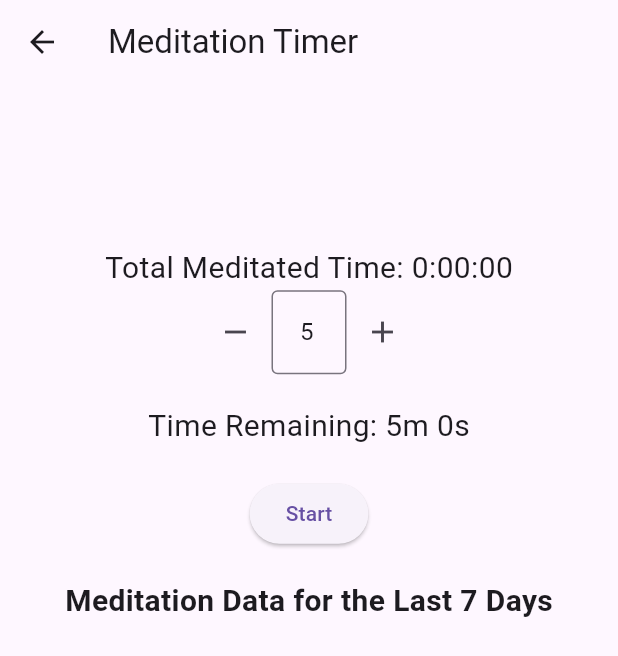
After one commit to DamjanVincic/gdsc-solution-challenge, a Flutter app: the screen it shows after launch, after a tap on "MEDITATION", on a phone screen of 412 x 824 dp. The commit adds this screen. Shown: the top 656 px of the screen. Run offline on Flutter 3.47's test engine with Material 3 defaults, Android fonts, the phone set to English and light mode, and no system bars; drawn by our look-alikes of fl_chart; our stand-ins replace flutter_local_notifications, google_maps_flutter, location, permission_handler, share, shared_preferences and 1 more; missing offline and left inert: flutter_config; network calls fail.

Commit message:
Fixed meditation screen

```diff
--- a/lib/main.dart
+++ b/lib/main.dart
@@ -6,6 +6,7 @@ import 'package:devfest_hackathon_2023/src/views/settings_screen.dart';
 import 'package:flutter_config/flutter_config.dart';
 import 'dart:async';
 import 'package:devfest_hackathon_2023/src/services/quote_service.dart';
+import 'package:shared_preferences/shared_preferences.dart';
 
 import 'src/services/notification_service.dart';
 
@@ -20,6 +21,8 @@ final MapMarkerService mapMarkerService = MapMarkerService();
 final NotificationService notificationService = NotificationService(quoteService: quoteService);
 
 Future<void> main() async {
+  // SharedPreferences prefs = await SharedPreferences.getInstance();
+  // await prefs.clear();
   WidgetsFlutterBinding.ensureInitialized();
   //await FlutterConfig.loadEnvVariables();
   await notificationService.initializeNotifications();
@@ -72,7 +75,7 @@ class _MyAppState extends State<MyApp> {
           items: const <BottomNavigationBarItem>[
             BottomNavigationBarItem(
               icon: Icon(Icons.home),
-              label: 'Home',
+              label: 'Mental hub',
             ),
             BottomNavigationBarItem(
               icon: Icon(Icons.map),
--- /dev/null
+++ b/lib/src/models/meditation_data.dart
@@ -0,0 +1,30 @@
+import 'dart:convert';
+
+class MeditationData {
+  int durationInSeconds;
+  String date;
+
+  MeditationData({
+    required this.durationInSeconds,
+    required this.date,
+  });
+
+  Map<String, dynamic> toMap() {
+    return {
+      'durationInSeconds': durationInSeconds,
+      'date': date,
+    };
+  }
+
+  String toJson() {
+    return '{"durationInSeconds": $durationInSeconds, "date": "$date"}';
+  }
+
+  factory MeditationData.fromJson(String json) {
+    final Map<String, dynamic> data = Map<String, dynamic>.from(jsonDecode(json));
+    return MeditationData(
+      durationInSeconds: data['durationInSeconds'],
+      date: data['date'],
+    );
+  }
+}
--- /dev/null
+++ b/lib/src/utils/meditation_data_handler.dart
@@ -0,0 +1,23 @@
+import 'package:shared_preferences/shared_preferences.dart';
+
+import '../models/habit.dart';
+import '../models/meditation_data.dart';
+
+class MeditationDataHandler {
+  Future<List<MeditationData>> loadData() async {
+    SharedPreferences prefs = await SharedPreferences.getInstance();
+
+    List<String>? jsonList = prefs.getStringList('meditationData');
+    if (jsonList != null) {
+      return jsonList.map((json) => MeditationData.fromJson(json)).toList();
+    } else {
+      return [];
+    }
+  }
+
+  Future<void> saveData(List<MeditationData> items) async {
+    SharedPreferences prefs = await SharedPreferences.getInstance();
+    List<String> jsonList = items.map((data) => data.toJson()).toList();
+    prefs.setStringList('meditationData', jsonList);
+  }
+}
--- a/lib/src/views/habit_list_screen.dart
+++ b/lib/src/views/habit_list_screen.dart
@@ -34,7 +34,6 @@ class _HabitListScreenState extends State<HabitListScreen> {
 
   Future<void> saveData() async {
     await dataHandler.saveData(habits);
-    print("saved data handler");
   }
 
   @override
@@ -76,6 +75,7 @@ class _HabitListScreenState extends State<HabitListScreen> {
                 return HabitListItem(
                   habit: habits[index],
                   onSaveCallback: () {
+                    saveData();
                     // Update the state of the parent widget
                     setState(() {});
                   },
--- a/lib/src/views/hub.dart
+++ b/lib/src/views/hub.dart
@@ -4,6 +4,8 @@ import 'package:devfest_hackathon_2023/src/views/habit_list_screen.dart';
 import 'package:devfest_hackathon_2023/src/views/notification_list_screen.dart';
 import 'package:devfest_hackathon_2023/src/views/self_examination_list_screen.dart';
 import 'package:flutter/material.dart';
+
+import 'meditation_screen.dart';
 
 class Hub extends StatelessWidget {
   Hub({super.key, required this.quoteService});
@@ -48,6 +50,16 @@ class Hub extends StatelessWidget {
               },
               child: const Text('SELF EXAMINATION'),
             ),
+            ElevatedButton(
+              onPressed: () async {
+                Navigator.push(
+                  context,
+                  MaterialPageRoute(
+                      builder: (context) => const MeditationScreen()),
+                );
+              },
+              child: const Text('MEDITATION')
+            ),
           ],
         ),
       ),
--- /dev/null
+++ b/lib/src/views/meditation_screen.dart
@@ -0,0 +1,305 @@
+import 'dart:async';
+import 'package:flutter/material.dart';
+import '../models/meditation_data.dart';
+import '../utils/meditation_data_handler.dart';
+import 'package:fl_chart/fl_chart.dart';
+
+class MeditationScreen extends StatefulWidget {
+  const MeditationScreen({Key? key}) : super(key: key);
+
+  @override
+  _MeditationScreenState createState() => _MeditationScreenState();
+}
+
+class _MeditationScreenState extends State<MeditationScreen> {
+  List<MeditationData> meditationData = [];
+  final MeditationDataHandler dataHandler = MeditationDataHandler();
+  int meditationDuration = 5;
+  bool isTimerRunning = false;
+  late Timer _timer;
+  int secondsLeft = 5 * 60;
+
+  @override
+  void initState() {
+    super.initState();
+    loadData();
+  }
+
+  Future<void> loadData() async {
+    List<MeditationData> loadedData = await dataHandler.loadData();
+    setState(() {
+      DateTime currentDate = DateTime.now();
+
+      // Filter data for the past 7 days
+      meditationData = loadedData.where((data) {
+        DateTime dataDate = DateTime.parse(data.date);
+        return currentDate.difference(dataDate).inDays <= 6;
+      }).toList();
+
+      print("Loaded: ${loadedData.length}");
+    });
+  }
+
+  Future<void> saveData() async {
+    await dataHandler.saveData(meditationData);
+  }
+
+  void startStopTimer() {
+    if (isTimerRunning) {
+      // Stop the timer
+      _timer.cancel();
+
+      int actualDuration = meditationDuration * 60 - secondsLeft;
+      MeditationData newMeditationData = MeditationData(
+        durationInSeconds: actualDuration,
+        date: DateTime.now().toString(),
+      );
+
+      // Add the new data to the list
+      meditationData.add(newMeditationData);
+
+      // Save data when the timer stops
+      saveData();
+
+      setState(() {
+        isTimerRunning = false;
+        secondsLeft = 0; // Reset remaining seconds to 0
+      });
+    } else {
+      // Start the timer
+      setState(() {
+        isTimerRunning = true;
+        secondsLeft = meditationDuration * 60 - 1; // Set the initial value correctly
+      });
+
+      _timer = Timer.periodic(Duration(seconds: 1), (timer) {
+        if (secondsLeft <= 0) {
+          // Timer finished
+          timer.cancel();
+
+          // Create a new instance of MeditationData with the actual meditation duration
+          MeditationData newMeditationData = MeditationData(
+            durationInSeconds: meditationDuration * 60, // Store duration in seconds
+            date: DateTime.now().toString(), // Use the current date and time
+          );
+
+          // Add the new data to the list
+          meditationData.add(newMeditationData);
+
+          // Save data when the timer finishes
+          saveData();
+
+          setState(() {
+            isTimerRunning = false;
+            secondsLeft = 0; // Reset remaining seconds to 0
+          });
+        } else {
+          setState(() {
+            secondsLeft--;
+          });
+        }
+      });
+    }
+  }
+
+  @override
+  Widget build(BuildContext context) {
+    return Scaffold(
+      appBar: AppBar(
+        title: Text('Meditation Timer'),
+      ),
+      body: Center(
+        child: Column(
+          mainAxisAlignment: MainAxisAlignment.center,
+          children: [
+            Text(
+              'Total Meditated Time: ${_formatTotalMeditationTime()}',
+              style: TextStyle(fontSize: 20),
+            ),
+            Row(
+              mainAxisAlignment: MainAxisAlignment.center,
+              children: [
+                IconButton(
+                  icon: Icon(Icons.remove),
+                  onPressed: () {
+                    setState(() {
+                      if (meditationDuration > 1) {
+                        meditationDuration--;
+                        // Update the displayed time when duration changes
+                        secondsLeft = meditationDuration * 60;
+                      }
+                    });
+                  },
+                ),
+                Container(
+                  width: 50,
+                  child: TextFormField(
+                    textAlign: TextAlign.center,
+                    keyboardType: TextInputType.number,
+                    onChanged: (value) {
+                      int newValue = int.tryParse(value) ?? 0;
+                      setState(() {
+                        // Ensure the duration is not negative
+                        meditationDuration = newValue >= 0 ? newValue : 0;
+                        // Update the displayed time when duration changes
+                        secondsLeft = meditationDuration * 60;
+                      });
+                    },
+                    decoration: InputDecoration(
+                      border: OutlineInputBorder(),
+                    ),
+                    controller: TextEditingController(text: meditationDuration.toString()),
+                  ),
+                ),
+                IconButton(
+                  icon: Icon(Icons.add),
+                  onPressed: () {
+                    setState(() {
+                      meditationDuration++;
+                      // Update the displayed time when duration changes
+                      secondsLeft = meditationDuration * 60;
+                    });
+                  },
+                ),
+              ],
+            ),
+            SizedBox(height: 20),
+            Text(
+              'Time Remaining: ${secondsLeft ~/ 60}m ${secondsLeft % 60}s',
+              style: TextStyle(fontSize: 20),
+            ),
+            SizedBox(height: 20),
+            ElevatedButton(
+              onPressed: startStopTimer,
+              child: Text(isTimerRunning ? 'Stop' : 'Start'),
+            ),
+            SizedBox(height: 20),
+            Text(
+              'Meditation Data for the Last 7 Days',
+              style: TextStyle(fontSize: 20, fontWeight: FontWeight.bold),
+            ),
+            Column(
+              children: [
+                Row(
+                  mainAxisAlignment: MainAxisAlignment.center,
+                  children: generateLegend(),
+                ),
+                Container(
+                  width: 300,
+                  height: 300,
+                  child: PieChart(
+                    PieChartData(
+                      sections: _generatePieChartData(),
+                      sectionsSpace: 0,
+                      centerSpaceRadius: 40,
+                      startDegreeOffset: -90,
+                    ),
+                  ),
+                ),
+              ],
+            ),
+          ],
+        ),
+      ),
+    );
+  }
+
+  @override
+  void dispose() {
+    _timer.cancel(); // Dispose of the timer to prevent memory leaks
+    super.dispose();
+  }
+
+  List<PieChartSectionData> _generatePieChartData() {
+    Map<int, double> durationCountMap = {};
+
+    for (var entry in meditationData) {
+      int duration = entry.durationInSeconds ~/ 60; // Convert seconds to minutes
+      durationCountMap[duration] = (durationCountMap[duration] ?? 0) + 1;
+    }
+
+    List<PieChartSectionData> sections = [];
+    int colorIndex = 0;
+    List<Color> colors = [
+      Colors.red,
+      Colors.blue,
+      Colors.green,
+      Colors.yellow,
+      Colors.orange,
+      Colors.purple,
+      Colors.teal,
+    ];
+
+    durationCountMap.forEach((duration, count) {
+      sections.add(
+        PieChartSectionData(
+          color: colors[colorIndex++ % colors.length],
+          value: count.toDouble(),
+          title: '$count sessions\n${duration}m', // Display count and duration in minutes
+          radius: 60,
+          titleStyle: TextStyle(fontSize: 12, fontWeight: FontWeight.bold, color: Colors.white),
+        ),
+      );
+    });
+
+    return sections;
+  }
+
+
+  List<Widget> generateLegend() {
+    List<Widget> legendWidgets = [];
+    int colorIndex = 0;
+    List<Color> colors = [
+      Colors.red,
+      Colors.blue,
+      Colors.green,
+      Colors.yellow,
+      Colors.orange,
+      Colors.purple,
+      Colors.teal,
+    ];
+
+    Map<int, double> durationCountMap = {};
+
+    for (var entry in meditationData) {
+      int duration = entry.durationInSeconds ~/ 60; // Convert seconds to minutes
+      durationCountMap[duration] = (durationCountMap[duration] ?? 0) + 1;
+    }
+
+    durationCountMap.forEach((duration, count) {
+      legendWidgets.add(
+          Row(
+            children: [
+              Container(
+                width: 12,
+                height: 12,
+                color: colors[colorIndex % colors.length],
+              ),
+              SizedBox(width: 4),
+              Text('$duration min'),
+              SizedBox(width: 16), // Adjust spacing as needed
+            ],
+          )
+      );
+    });
+
+    return legendWidgets;
+  }
+
+  int _calculateTotalMeditationTime() {
+    int totalSeconds = 0;
+    for (var entry in meditationData) {
+      totalSeconds += entry.durationInSeconds;
+    }
+    return totalSeconds;
+  }
+
+  String _formatTotalMeditationTime() {
+    int totalSeconds = _calculateTotalMeditationTime();
+    int hours = totalSeconds ~/ 3600;
+    int minutes = (totalSeconds % 3600) ~/ 60;
+    int seconds = totalSeconds % 60;
+
+    return '$hours:${minutes.toString().padLeft(2, '0')}:${seconds.toString().padLeft(2, '0')}';
+  }
+}
```
